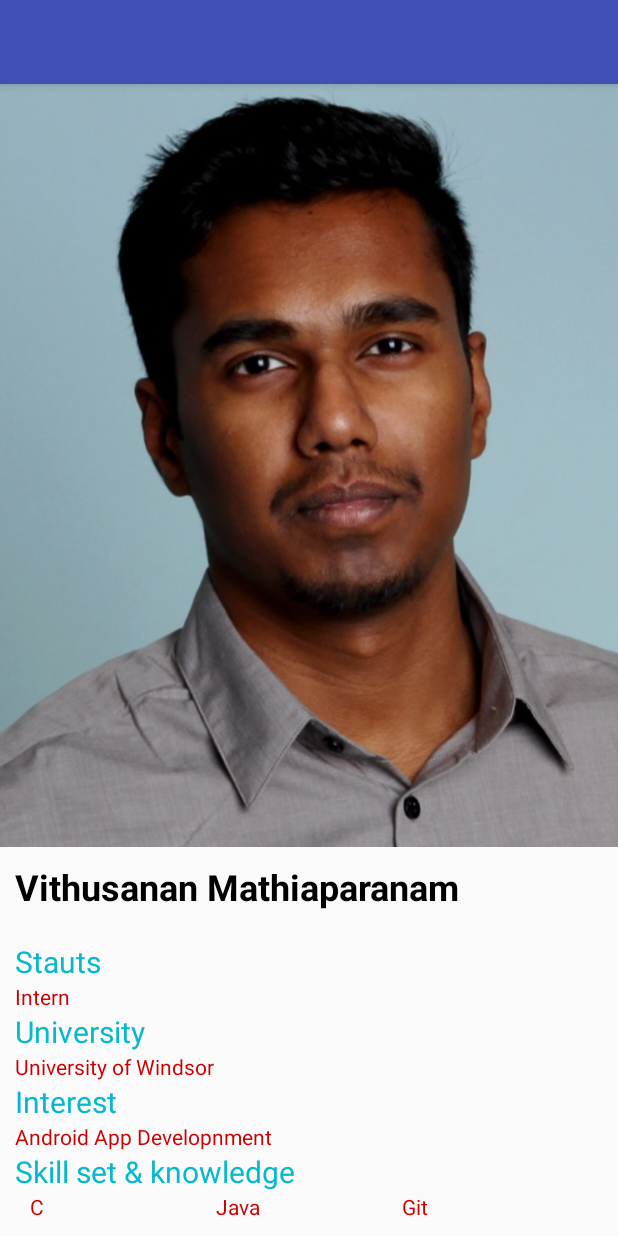
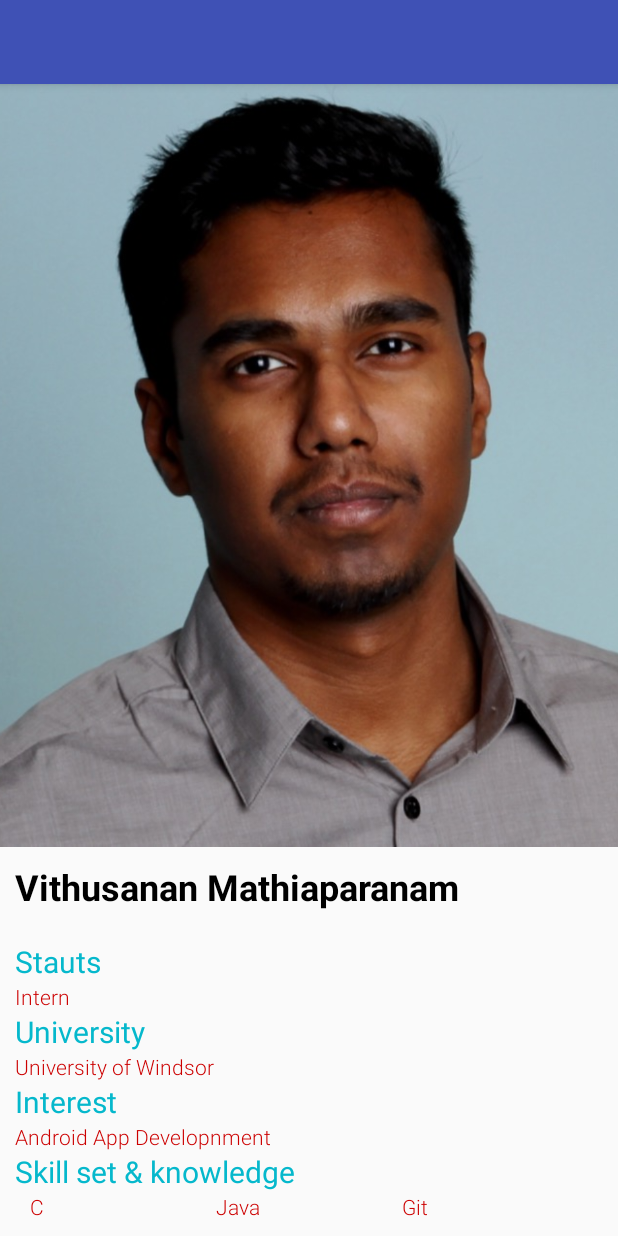
Before and after one commit to vithumathi/Android-Applications, an Android app: the screen it shows after launch (MainActivity), on a phone screen of 412 x 824 dp. Run offline under Robolectric (Android 15) with nearby library versions, the light colour scheme and no system bars.

Commit message:
Updated font family

```diff
--- a/MyCard/app/src/main/res/layout/activity_main.xml
+++ b/MyCard/app/src/main/res/layout/activity_main.xml
@@ -33,6 +33,7 @@
             android:layout_width="match_parent"
             android:layout_height="wrap_content"
             android:text="Stauts"
+            android:fontFamily="sans-serif"
             android:textColor="#05B8CC"
             android:textSize="20sp" />
 
@@ -40,6 +41,7 @@
             android:layout_width="match_parent"
             android:layout_height="wrap_content"
             android:text="Intern"
+            android:fontFamily="sans-serif-light"
             android:textColor="@android:color/holo_red_dark" />
 
         <TextView
@@ -53,6 +55,7 @@
             android:layout_width="match_parent"
             android:layout_height="wrap_content"
             android:text="University of Windsor"
+            android:fontFamily="sans-serif-light"
             android:textColor="@android:color/holo_red_dark" />
 
         <TextView
@@ -66,6 +69,7 @@
             android:layout_width="match_parent"
             android:layout_height="wrap_content"
             android:text="Android App Developnment"
+            android:fontFamily="sans-serif-light"
             android:textColor="@android:color/holo_red_dark" />
 
         <TextView
@@ -87,6 +91,7 @@
                 android:layout_height="wrap_content"
                 android:layout_weight="1"
                 android:text="C"
+                android:fontFamily="sans-serif-light"
                 android:textColor="@android:color/holo_red_dark" />
 
             <TextView
@@ -94,6 +99,7 @@
                 android:layout_height="wrap_content"
                 android:layout_weight="1"
                 android:text="Java"
+                android:fontFamily="sans-serif-light"
                 android:textColor="@android:color/holo_red_dark" />
 
             <TextView
@@ -101,6 +107,7 @@
                 android:layout_height="wrap_content"
                 android:layout_weight="1"
                 android:text="Git"
+                android:fontFamily="sans-serif-light"
                 android:textColor="@android:color/holo_red_dark" />
         </LinearLayout>
 
```
